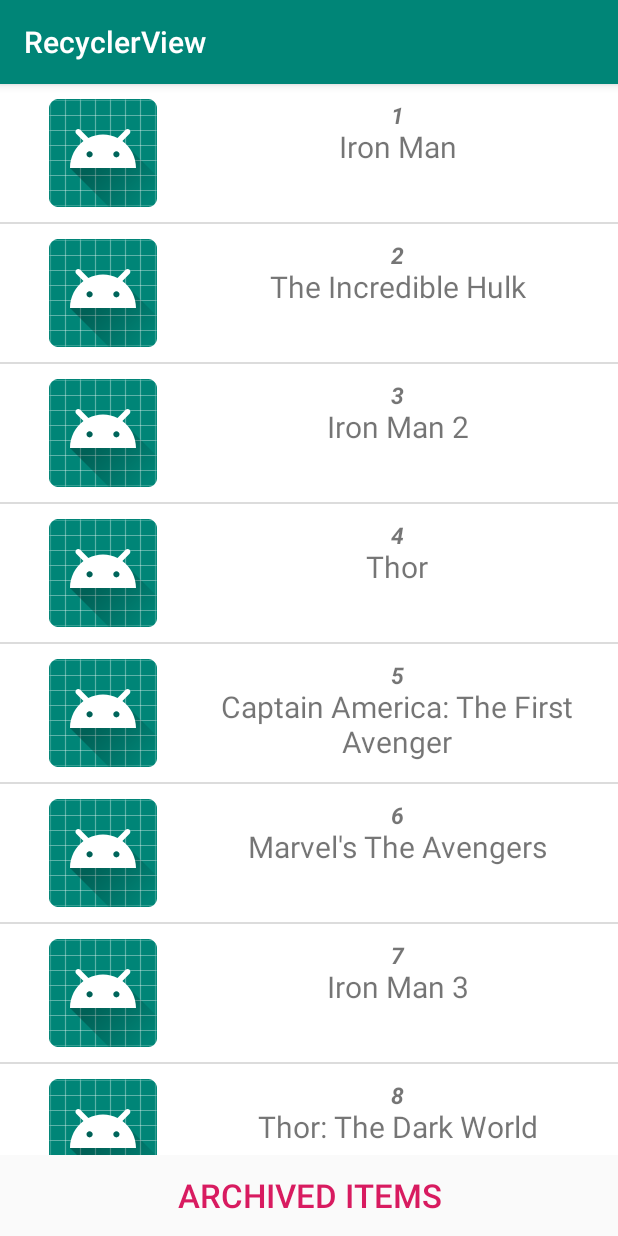
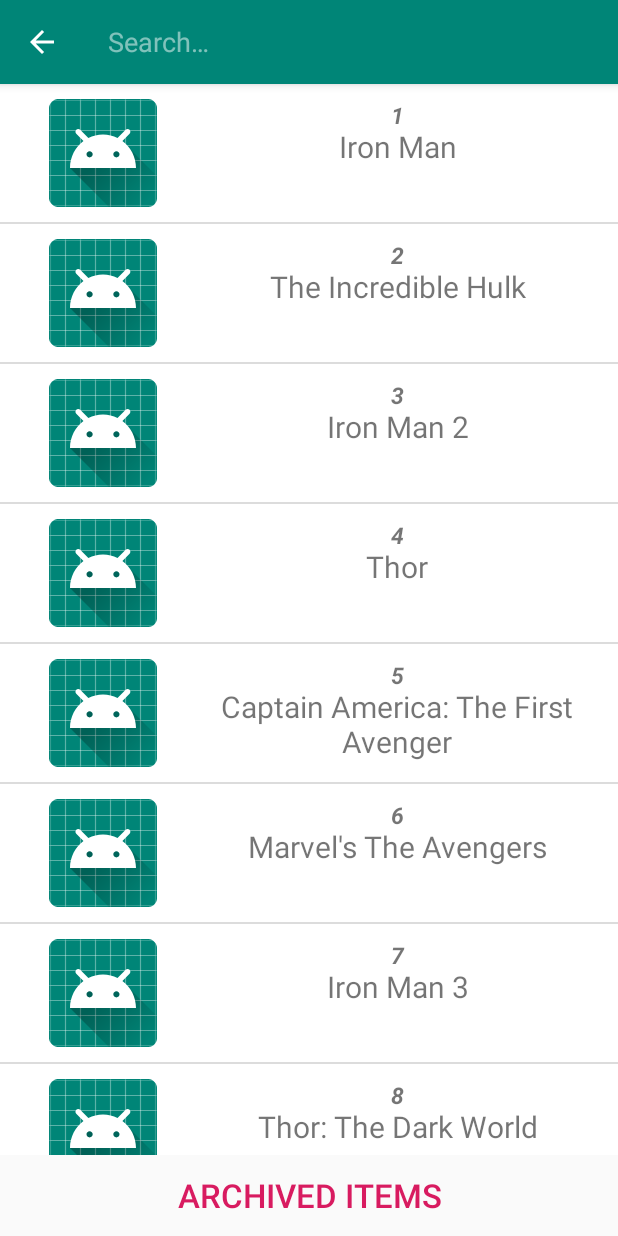
Before and after one commit to Junaed29/RecyclerView, an Android app: the screen it shows after launch (MainActivity), after a tap on "ARCHIVED ITEMS", on a phone screen of 412 x 824 dp. Run offline under Robolectric (Android 15) with nearby library versions, the phone set to English and light mode, and no system bars; libraries missing offline, so code that uses them is left out: com.muddzdev.styleabletoast, it.xabaras.android; 1 other tap on this screen came first.

Commit message:
SearchView Added

```diff
--- a/app/src/main/java/com/example/recyclerview/MainActivity.java
+++ b/app/src/main/java/com/example/recyclerview/MainActivity.java
@@ -3,6 +3,8 @@ package com.example.recyclerview;
 import android.graphics.Canvas;
 import android.graphics.Color;
 import android.os.Bundle;
+import android.view.Menu;
+import android.view.MenuItem;
 import android.view.View;
 import android.widget.Button;
 import android.widget.Switch;
@@ -10,6 +12,7 @@ import android.widget.Toast;
 
 import androidx.annotation.NonNull;
 import androidx.appcompat.app.AppCompatActivity;
+import androidx.appcompat.widget.SearchView;
 import androidx.core.content.ContextCompat;
 import androidx.recyclerview.widget.DividerItemDecoration;
 import androidx.recyclerview.widget.ItemTouchHelper;
@@ -231,4 +234,39 @@ public class MainActivity extends AppCompatActivity implements RecyclerViewClick
         // TODO Delete from RecyclerView, it's do not refresh RecyclerView
         //recyclerAdaptar.notifyItemRemoved(position);
     }
+
+    // To show searchView in the menu Option
+    @Override
+    public boolean onCreateOptionsMenu(Menu menu) {
+        //Connect menu with menu xml file
+        getMenuInflater().inflate(R.menu.main_menu,menu);
+        //Find menu item from menu
+        MenuItem item = menu.findItem(R.id.search_id);
+        //Get Search view with help of action view
+        SearchView searchView = (SearchView) item.getActionView();
+        //Set Listener with SearchView
+        searchView.setOnQueryTextListener(new SearchView.OnQueryTextListener() {
+            @Override
+            public boolean onQueryTextSubmit(String query) {
+                return false;
+            }
+
+            @Override
+            public boolean onQueryTextChange(String newText) {
+                //New List for filtered item only
+                List<String> newNames = new ArrayList<>();
+                for(String name : names){
+                    //Get every letter into same order and find the match
+                    if (name.toLowerCase().contains(newText.toLowerCase())){
+                        // Added to the new List
+                        newNames.add(name);
+                    }
+                }
+                // Update View List
+                recyclerAdaptar.upDateList(newNames);
+                return true;
+            }
+        });
+        return super.onCreateOptionsMenu(menu);
+    }
 }
--- /dev/null
+++ b/app/src/main/res/drawable/ic_search_black_24dp.xml
@@ -0,0 +1,5 @@
+<vector android:height="24dp" android:tint="#FFFFFF"
+    android:viewportHeight="24.0" android:viewportWidth="24.0"
+    android:width="24dp" xmlns:android="http://schemas.android.com/apk/res/android">
+    <path android:fillColor="#FF000000" android:pathData="M15.5,14h-0.79l-0.28,-0.27C15.41,12.59 16,11.11 16,9.5 16,5.91 13.09,3 9.5,3S3,5.91 3,9.5 5.91,16 9.5,16c1.61,0 3.09,-0.59 4.23,-1.57l0.27,0.28v0.79l5,4.99L20.49,19l-4.99,-5zM9.5,14C7.01,14 5,11.99 5,9.5S7.01,5 9.5,5 14,7.01 14,9.5 11.99,14 9.5,14z"/>
+</vector>
--- /dev/null
+++ b/app/src/main/res/menu/main_menu.xml
@@ -0,0 +1,11 @@
+<?xml version="1.0" encoding="utf-8"?>
+<menu xmlns:android="http://schemas.android.com/apk/res/android"
+    xmlns:app="http://schemas.android.com/apk/res-auto">
+    <item
+        android:id="@+id/search_id"
+        android:icon="@drawable/ic_search_black_24dp"
+        android:title="Search"
+        app:showAsAction="always|collapseActionView"
+        app:actionViewClass="androidx.appcompat.widget.SearchView" />
+
+</menu>
```
Also changed, not shown: app/src/main/java/com/example/recyclerview/RecyclerAdaptar.java (+11 -1 lines).
